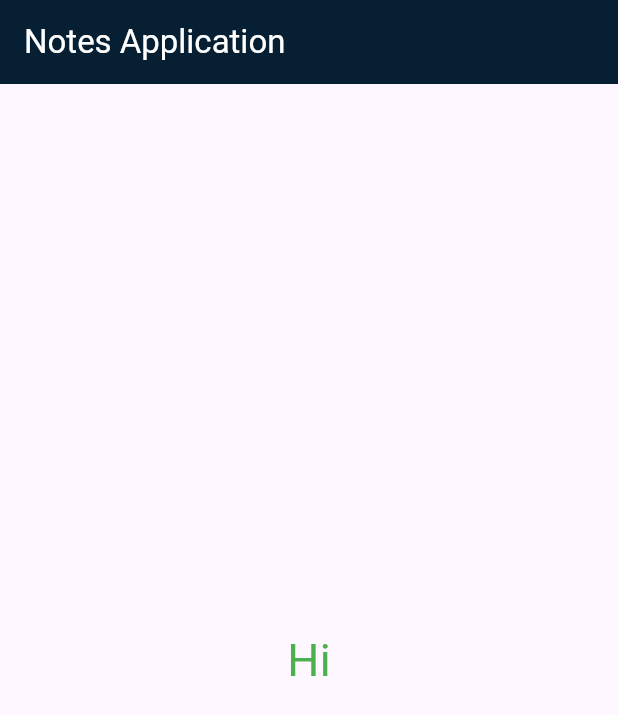
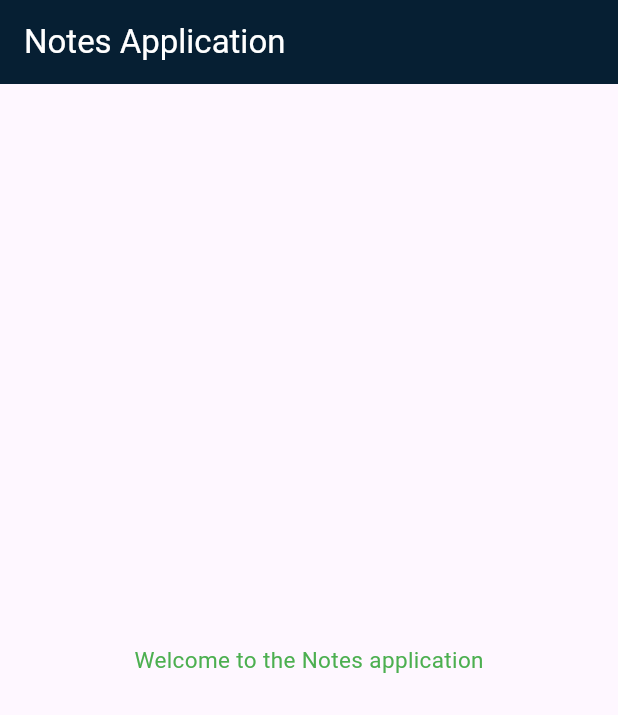
Before and after one commit to code-raushan/flutter101, a Flutter app: the screen it shows after launch, on a phone screen of 412 x 824 dp. Shown: the top 715 px of the screen. Run offline on Flutter 3.47's test engine with Material 3 defaults, Android fonts, the phone set to English and light mode, and no system bars.

Commit message:
feat: basic app bar & body

```diff
--- a/lib/main.dart
+++ b/lib/main.dart
@@ -24,8 +24,8 @@ class MyApp extends StatelessWidget {
         ),
         body: const Center(
           child: Text(
-            "Hi",
-            style: TextStyle(color: Colors.green, fontSize: 30),
+            "Welcome to the Notes application",
+            style: TextStyle(color: Colors.green, fontSize: 15),
           ),
         ),
       ),
```
